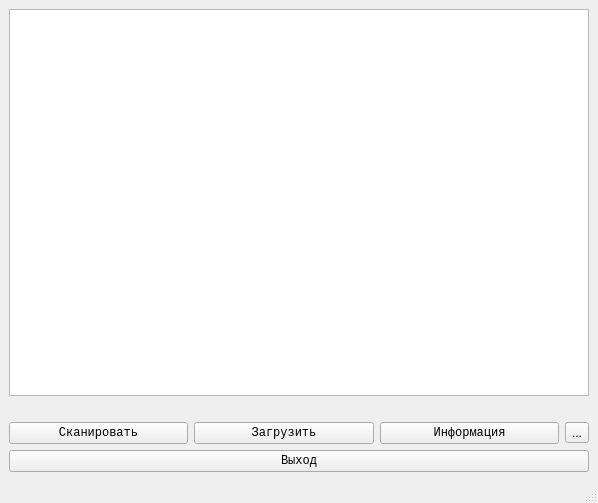
Old version of the form gui/main.ui in the repository asciid/catalogue.
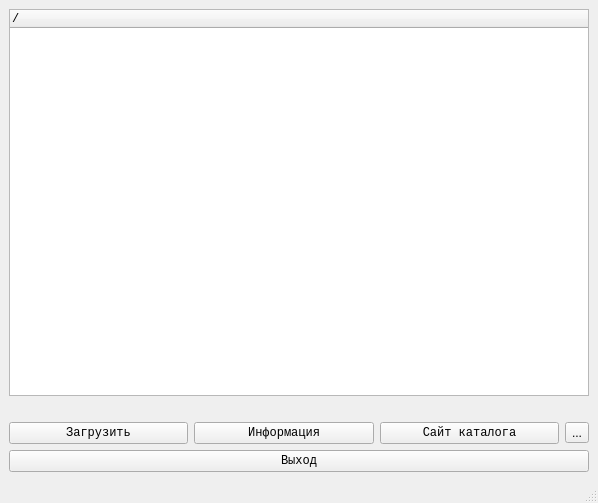
New version of the form.

What changed in the file:
```diff
--- a/gui/main.ui
+++ b/gui/main.ui
@@ -21,18 +21,6 @@
     <string notr="true">n</string>
    </property>
    <layout class="QGridLayout" name="gridLayout">
-    <item row="0" column="0">
-     <widget class="QListWidget" name="listWidget">
-      <property name="font">
-       <font>
-        <family>Monospace</family>
-       </font>
-      </property>
-      <property name="styleSheet">
-       <string notr="true"/>
-      </property>
-     </widget>
-    </item>
     <item row="1" column="0">
      <spacer name="horizontalSpacer">
       <property name="orientation">
@@ -46,28 +34,24 @@
       </property>
      </spacer>
     </item>
+    <item row="0" column="0">
+     <widget class="QTreeWidget" name="treeWidget">
+      <property name="font">
+       <font>
+        <family>Monospace</family>
+       </font>
+      </property>
+      <column>
+       <property name="text">
+        <string>/</string>
+       </property>
+      </column>
+     </widget>
+    </item>
     <item row="2" column="0">
      <layout class="QVBoxLayout" name="verticalLayout">
       <item>
        <layout class="QHBoxLayout" name="horizontalLayout">
-        <item>
-         <widget class="QPushButton" name="pushButton">
-          <property name="font">
-           <font>
-            <family>Monospace</family>
-           </font>
-          </property>
-          <property name="autoFillBackground">
-           <bool>false</bool>
-          </property>
-          <property name="text">
-           <string>Сканировать</string>
-          </property>
-          <property name="flat">
-           <bool>false</bool>
-          </property>
-         </widget>
-        </item>
         <item>
          <widget class="QPushButton" name="pushButton_4">
           <property name="font">
@@ -92,6 +76,18 @@
           </property>
          </widget>
         </item>
+        <item>
+         <widget class="QPushButton" name="pushButton">
+          <property name="font">
+           <font>
+            <family>Monospace</family>
+           </font>
+          </property>
+          <property name="text">
+           <string>Сайт каталога</string>
+          </property>
+         </widget>
+        </item>
         <item>
          <widget class="QToolButton" name="toolButton">
           <property name="text">
```
